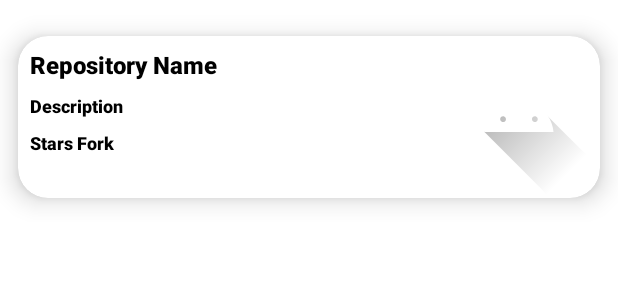
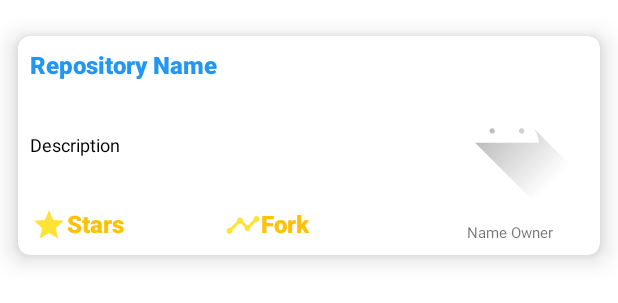
Before and after one commit to merfeus/projeto_002, an Android app: the layout item_git_repository.xml on its own in the app's theme, with its tools: preview values and no code run, on a phone screen of 412 x 824 dp. Shown: the top 303 px of the screen. Run offline under Robolectric (Android 15) with nearby library versions, the phone set to English and light mode, and no system bars.

```diff
--- a/app/build.gradle
+++ b/app/build.gradle
@@ -39,9 +39,11 @@ android {
 dependencies {
 
 
+    implementation 'androidx.legacy:legacy-support-v4:1.0.0'
     def room_version = "2.3.0"
     implementation "androidx.room:room-runtime:$room_version"
     kapt "androidx.room:room-compiler:$room_version"
+    implementation 'de.hdodenhof:circleimageview:2.0.0'
 
     implementation 'androidx.core:core-ktx:1.6.0'
     implementation 'androidx.appcompat:appcompat:1.3.1'
--- a/app/src/main/java/com/example/projeto_002/utils/Extensions.kt
+++ b/app/src/main/java/com/example/projeto_002/utils/Extensions.kt
@@ -1 +1,5 @@
 package com.example.projeto_002.utils
+
+fun String.toUpperFirstChar(): String{
+    return replaceFirstChar { it.uppercase() }
+}
--- a/app/src/main/res/layout/item_git_repository.xml
+++ b/app/src/main/res/layout/item_git_repository.xml
@@ -6,7 +6,7 @@
 
     <FrameLayout
         android:layout_width="match_parent"
-        android:layout_height="wrap_content"
+        android:layout_height="match_parent"
         app:layout_constraintBottom_toBottomOf="parent"
         app:layout_constraintEnd_toEndOf="parent"
         app:layout_constraintStart_toStartOf="parent"
@@ -20,7 +20,7 @@
             android:layout_marginTop="24dp"
             android:layout_marginEnd="12dp"
             android:layout_marginBottom="16dp"
-            app:cardCornerRadius="20dp"
+            app:cardCornerRadius="8dp"
             app:cardElevation="10dp">
 
 
@@ -36,7 +36,7 @@
                     android:fontFamily="sans-serif-black"
                     android:gravity="left"
                     android:text="Repository Name"
-                    android:textColor="@color/black"
+                    android:textColor="@color/blue"
                     android:textSize="16sp"
                     app:layout_constraintEnd_toStartOf="@+id/avatarUser"
                     app:layout_constraintStart_toStartOf="parent"
@@ -47,54 +47,79 @@
                     android:layout_width="0dp"
                     android:layout_height="wrap_content"
                     android:layout_margin="8dp"
-                    android:fontFamily="sans-serif-black"
                     android:gravity="left"
+                    android:maxLines="3"
                     android:text="Description "
                     android:textColor="@color/black"
                     android:textSize="12sp"
+                    app:layout_constraintBottom_toTopOf="@+id/linearLayout"
                     app:layout_constraintEnd_toStartOf="@+id/avatarUser"
                     app:layout_constraintStart_toStartOf="parent"
                     app:layout_constraintTop_toBottomOf="@+id/nameRepository" />
 
                 <LinearLayout
+                    android:id="@+id/linearLayout"
+                    android:layout_width="259dp"
+                    android:layout_height="wrap_content"
+                    android:layout_margin="8dp"
+                    android:orientation="horizontal"
+                    app:layout_constraintBottom_toBottomOf="parent"
+                    app:layout_constraintEnd_toStartOf="@+id/avatarUser"
+                    app:layout_constraintStart_toStartOf="parent">
+
+                    <TextView
+                        android:id="@+id/starsRepository"
+                        android:layout_width="10dp"
+                        android:layout_height="wrap_content"
+                        android:layout_weight="1"
+                        android:drawableLeft="@drawable/ic_baseline_star_24"
+                        android:fontFamily="sans-serif-black"
+                        android:gravity="left"
+                        android:text="Stars"
+                        android:textColor="@color/yellow"
+                        android:textSize="16sp"/>
+
+                    <TextView
+                        android:id="@+id/forkRepository"
+                        android:layout_width="10dp"
+                        android:layout_height="wrap_content"
+                        android:layout_weight="1"
+                        android:drawableLeft="@drawable/ic_baseline_timeline_24"
+                        android:fontFamily="sans-serif-black"
+                        android:gravity="left"
+                        android:text="Fork"
+                        android:textColor="@color/yellow"
+                        android:textSize="16sp"/>
+
+
+
+                </LinearLayout>
+
+
+                <de.hdodenhof.circleimageview.CircleImageView
+                    android:id="@+id/avatarUser"
+                    android:layout_width="100dp"
+                    android:layout_height="100dp"
+                    android:layout_margin="12dp"
+                    android:layout_marginEnd="16dp"
+                    android:elevation="12dp"
+                    android:scaleType="centerCrop"
+                    android:src="@drawable/ic_launcher_foreground"
+                    app:layout_constraintBottom_toTopOf="@+id/nameOwner"
+                    app:layout_constraintEnd_toEndOf="parent"
+                    app:layout_constraintTop_toTopOf="parent" />
+
+                <TextView
+                    android:id="@+id/nameOwner"
                     android:layout_width="0dp"
                     android:layout_height="wrap_content"
                     android:layout_margin="8dp"
-                    app:layout_constraintEnd_toStartOf="@+id/avatarUser"
-                    app:layout_constraintStart_toStartOf="parent"
-                    app:layout_constraintTop_toBottomOf="@+id/descriptionRepository">
-
-                    <TextView
-                        android:id="@+id/starsRepository"
-                        android:layout_width="wrap_content"
-                        android:layout_height="wrap_content"
-                        android:fontFamily="sans-serif-black"
-                        android:gravity="left"
-                        android:text="Stars "
-                        android:textColor="@color/black"
-                        android:textSize="12sp" />
-
-                    <TextView
-                        android:id="@+id/forkRepository"
-                        android:layout_width="wrap_content"
-                        android:layout_height="wrap_content"
-                        android:fontFamily="sans-serif-black"
-                        android:gravity="left"
-                        android:text="Fork "
-                        android:textColor="@color/black"
-                        android:textSize="12sp" />
-
-                </LinearLayout>
-
-                <ImageView
-                    android:id="@+id/avatarUser"
-                    android:layout_width="wrap_content"
-                    android:layout_height="wrap_content"
-                    android:scaleType="centerCrop"
-                    android:src="@drawable/ic_launcher_foreground"
+                    android:gravity="center"
+                    android:text="Name Owner"
+                    android:textSize="10sp"
                     app:layout_constraintBottom_toBottomOf="parent"
                     app:layout_constraintEnd_toEndOf="parent"
-                    app:layout_constraintTop_toTopOf="parent" />
+                    app:layout_constraintStart_toEndOf="@+id/linearLayout" />
 
             </androidx.constraintlayout.widget.ConstraintLayout>
         </androidx.cardview.widget.CardView>
--- a/app/src/main/res/layout/pull_request_fragment.xml
+++ b/app/src/main/res/layout/pull_request_fragment.xml
@@ -3,7 +3,7 @@
     xmlns:tools="http://schemas.android.com/tools"
     android:layout_width="match_parent"
     android:layout_height="match_parent"
-    tools:context=".view.PullRequestFragment">
+    tools:context=".view.dialog.PullRequestFragment">
 
     <TextView
         android:layout_width="match_parent"
--- a/app/src/main/res/values/colors.xml
+++ b/app/src/main/res/values/colors.xml
@@ -7,4 +7,6 @@
     <color name="teal_700">#FF018786</color>
     <color name="black">#FF000000</color>
     <color name="white">#FFFFFFFF</color>
+    <color name="yellow">#FFC107</color>
+    <color name="blue">#2196F3</color>
 </resources>
```
Also changed, not shown: app/src/main/java/com/example/projeto_002/adapter/AdapterGit.kt (+20 -15 lines), app/src/main/java/com/example/projeto_002/adapter/AdpterPull.kt (added, +25 -0 lines), app/src/main/java/com/example/projeto_002/model/GitHubResponse.kt (+9 -6 lines), app/src/main/java/com/example/projeto_002/model/PullRequest.kt (+9 -11 lines), app/src/main/java/com/example/projeto_002/repository/GitHubRepository.kt (+34 -8 lines), app/src/main/java/com/example/projeto_002/service/ServiceGitHub.kt (+10 -2 lines), app/src/main/java/com/example/projeto_002/view/MainFragment.kt (+10 -1 lines), app/src/main/java/com/example/projeto_002/view/dialog/PullRequestFragment.kt (+6 -10 lines), app/src/main/java/com/example/projeto_002/view_model/MainViewModel.kt (+9 -3 lines), app/src/main/java/com/example/projeto_002/view_model/PullRequestViewModel.kt (+24 -2 lines).
